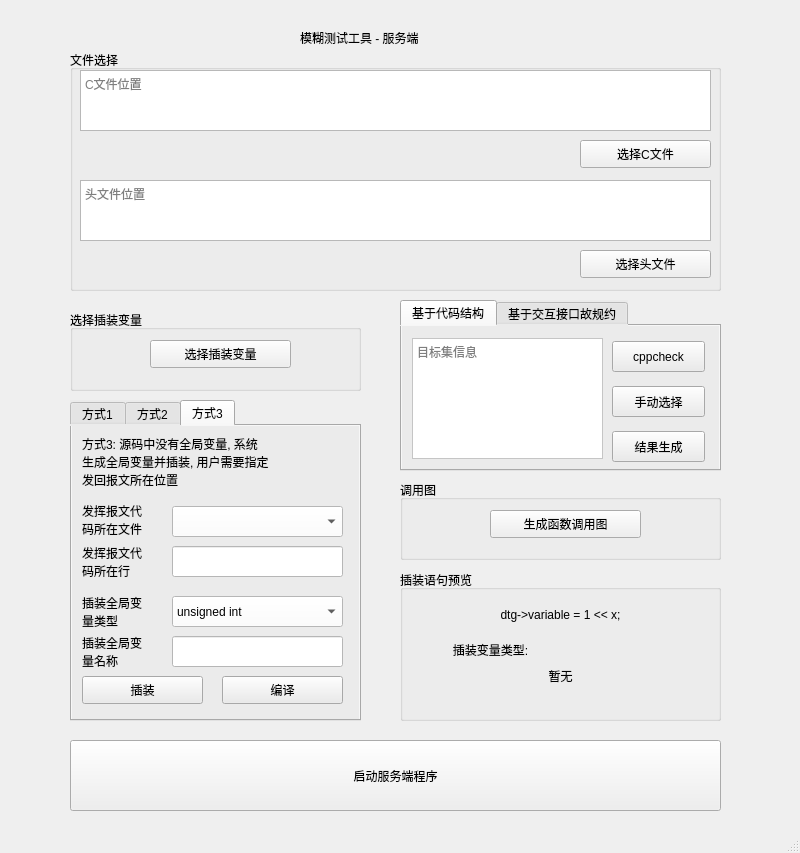
Old version of the form server/window_server.ui in the repository Radon10043/fuzzing-tool-14.
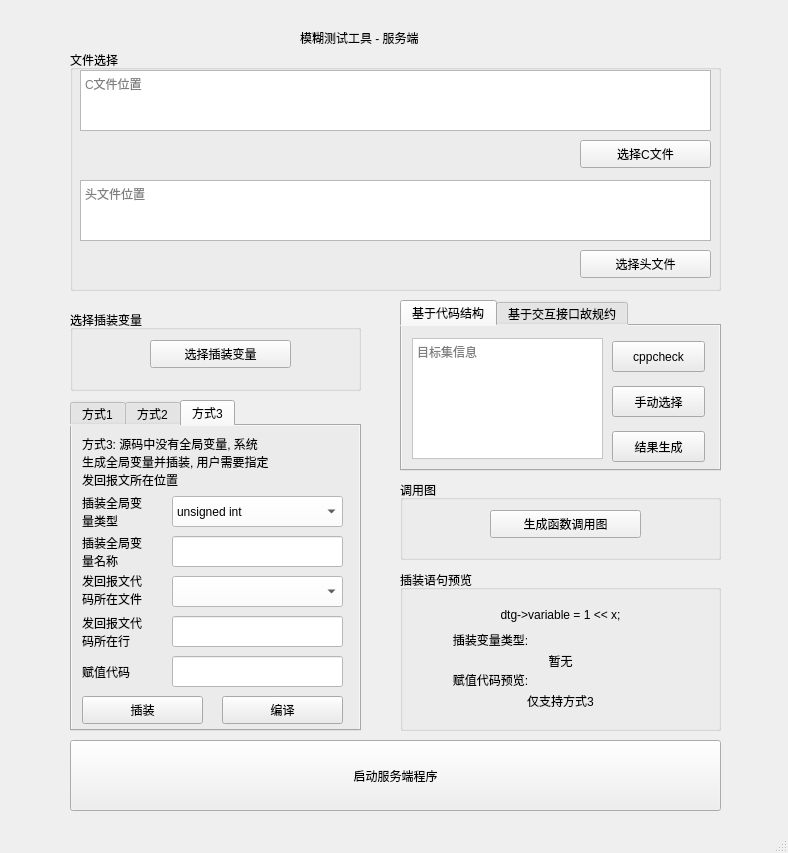
New version of the form. The open tabs and pages were chosen to show the change.

```diff
--- a/server/window_server.ui
+++ b/server/window_server.ui
@@ -6,7 +6,7 @@
    <rect>
     <x>0</x>
     <y>0</y>
-    <width>800</width>
+    <width>788</width>
     <height>853</height>
    </rect>
   </property>
@@ -244,7 +244,7 @@
       <x>400</x>
       <y>570</y>
       <width>321</width>
-      <height>151</height>
+      <height>161</height>
      </rect>
     </property>
     <property name="title">
@@ -285,7 +285,7 @@
      <property name="geometry">
       <rect>
        <x>40</x>
-       <y>70</y>
+       <y>60</y>
        <width>101</width>
        <height>20</height>
       </rect>
@@ -316,9 +316,9 @@
      <property name="geometry">
       <rect>
        <x>10</x>
-       <y>90</y>
+       <y>80</y>
        <width>301</width>
-       <height>31</height>
+       <height>21</height>
       </rect>
      </property>
      <property name="layoutDirection">
@@ -343,6 +343,68 @@
       <number>-1</number>
      </property>
     </widget>
+    <widget class="QLabel" name="assignCodePreviewLabel">
+     <property name="geometry">
+      <rect>
+       <x>40</x>
+       <y>100</y>
+       <width>101</width>
+       <height>20</height>
+      </rect>
+     </property>
+     <property name="layoutDirection">
+      <enum>Qt::LeftToRight</enum>
+     </property>
+     <property name="text">
+      <string>赋值代码预览:</string>
+     </property>
+     <property name="textFormat">
+      <enum>Qt::AutoText</enum>
+     </property>
+     <property name="alignment">
+      <set>Qt::AlignCenter</set>
+     </property>
+     <property name="wordWrap">
+      <bool>false</bool>
+     </property>
+     <property name="margin">
+      <number>0</number>
+     </property>
+     <property name="indent">
+      <number>-1</number>
+     </property>
+    </widget>
+    <widget class="QLabel" name="assignCodeLabel">
+     <property name="geometry">
+      <rect>
+       <x>10</x>
+       <y>120</y>
+       <width>301</width>
+       <height>21</height>
+      </rect>
+     </property>
+     <property name="layoutDirection">
+      <enum>Qt::LeftToRight</enum>
+     </property>
+     <property name="text">
+      <string>仅支持方式3</string>
+     </property>
+     <property name="textFormat">
+      <enum>Qt::AutoText</enum>
+     </property>
+     <property name="alignment">
+      <set>Qt::AlignCenter</set>
+     </property>
+     <property name="wordWrap">
+      <bool>false</bool>
+     </property>
+     <property name="margin">
+      <number>0</number>
+     </property>
+     <property name="indent">
+      <number>-1</number>
+     </property>
+    </widget>
    </widget>
    <widget class="QTabWidget" name="instrTabWidget">
     <property name="geometry">
@@ -350,14 +412,14 @@
       <x>70</x>
       <y>400</y>
       <width>291</width>
-      <height>321</height>
+      <height>331</height>
      </rect>
     </property>
     <property name="styleSheet">
      <string notr="true">background-color:rgb(235, 235, 235)</string>
     </property>
     <property name="currentIndex">
-     <number>0</number>
+     <number>2</number>
     </property>
     <widget class="QWidget" name="method1Tab">
      <attribute name="title">
@@ -670,7 +732,7 @@
       <property name="geometry">
        <rect>
         <x>100</x>
-        <y>80</y>
+        <y>150</y>
         <width>171</width>
         <height>31</height>
        </rect>
@@ -683,20 +745,7 @@
       <property name="geometry">
        <rect>
         <x>100</x>
-        <y>120</y>
-        <width>171</width>
-        <height>31</height>
-       </rect>
-      </property>
-      <property name="styleSheet">
-       <string notr="true">background-color:rgb(255, 255, 255)</string>
-      </property>
-     </widget>
-     <widget class="QLineEdit" name="instrGlobalVarNameLineEdit">
-      <property name="geometry">
-       <rect>
-        <x>100</x>
-        <y>210</y>
+        <y>190</y>
         <width>171</width>
         <height>31</height>
        </rect>
@@ -709,13 +758,13 @@
       <property name="geometry">
        <rect>
         <x>10</x>
-        <y>78</y>
+        <y>148</y>
         <width>81</width>
         <height>31</height>
        </rect>
       </property>
       <property name="text">
-       <string>发挥报文代
+       <string>发回报文代
 码所在文件</string>
       </property>
      </widget>
@@ -723,21 +772,60 @@
       <property name="geometry">
        <rect>
         <x>10</x>
-        <y>120</y>
+        <y>190</y>
         <width>81</width>
         <height>31</height>
        </rect>
       </property>
       <property name="text">
-       <string>发挥报文代
+       <string>发回报文代
 码所在行</string>
       </property>
      </widget>
+     <widget class="QPushButton" name="instrumentMethod3Btn">
+      <property name="geometry">
+       <rect>
+        <x>10</x>
+        <y>270</y>
+        <width>121</width>
+        <height>28</height>
+       </rect>
+      </property>
+      <property name="text">
+       <string>插装</string>
+      </property>
+     </widget>
+     <widget class="QPushButton" name="compileMethod3Btn">
+      <property name="geometry">
+       <rect>
+        <x>150</x>
+        <y>270</y>
+        <width>121</width>
+        <height>28</height>
+       </rect>
+      </property>
+      <property name="text">
+       <string>编译</string>
+      </property>
+     </widget>
+     <widget class="QLineEdit" name="instrGlobalVarNameLineEdit">
+      <property name="geometry">
+       <rect>
+        <x>100</x>
+        <y>110</y>
+        <width>171</width>
+        <height>31</height>
+       </rect>
+      </property>
+      <property name="styleSheet">
+       <string notr="true">background-color:rgb(255, 255, 255)</string>
+      </property>
+     </widget>
      <widget class="QComboBox" name="instrGlobalVarTypeComboBox">
       <property name="geometry">
        <rect>
         <x>100</x>
-        <y>170</y>
+        <y>70</y>
         <width>171</width>
         <height>31</height>
        </rect>
@@ -812,25 +900,11 @@
        </property>
       </item>
      </widget>
-     <widget class="QLabel" name="instrGlobalVarTypeTipLabel">
-      <property name="geometry">
-       <rect>
-        <x>10</x>
-        <y>170</y>
-        <width>81</width>
-        <height>31</height>
-       </rect>
-      </property>
-      <property name="text">
-       <string>插装全局变
-量类型</string>
-      </property>
-     </widget>
      <widget class="QLabel" name="instrGlobalVarNameTipLabel">
       <property name="geometry">
        <rect>
         <x>10</x>
-        <y>210</y>
+        <y>110</y>
         <width>81</width>
         <height>31</height>
        </rect>
@@ -840,30 +914,44 @@
 量名称</string>
       </property>
      </widget>
-     <widget class="QPushButton" name="instrumentMethod3Btn">
+     <widget class="QLabel" name="instrGlobalVarTypeTipLabel">
       <property name="geometry">
        <rect>
         <x>10</x>
-        <y>250</y>
-        <width>121</width>
-        <height>28</height>
+        <y>70</y>
+        <width>81</width>
+        <height>31</height>
        </rect>
       </property>
       <property name="text">
-       <string>插装</string>
+       <string>插装全局变
+量类型</string>
       </property>
      </widget>
-     <widget class="QPushButton" name="compileMethod3Btn">
+     <widget class="QLineEdit" name="assignCodeLineEdit">
       <property name="geometry">
        <rect>
-        <x>150</x>
-        <y>250</y>
-        <width>121</width>
-        <height>28</height>
+        <x>100</x>
+        <y>230</y>
+        <width>171</width>
+        <height>31</height>
        </rect>
       </property>
+      <property name="styleSheet">
+       <string notr="true">background-color:rgb(255, 255, 255)</string>
+      </property>
+     </widget>
+     <widget class="QLabel" name="assignCodeTipLabel">
+      <property name="geometry">
+       <rect>
+        <x>10</x>
+        <y>230</y>
+        <width>81</width>
+        <height>31</height>
+       </rect>
+      </property>
       <property name="text">
-       <string>编译</string>
+       <string>赋值代码</string>
       </property>
      </widget>
     </widget>
@@ -874,7 +962,7 @@
     <rect>
      <x>0</x>
      <y>0</y>
-     <width>800</width>
+     <width>788</width>
      <height>26</height>
     </rect>
    </property>
```
